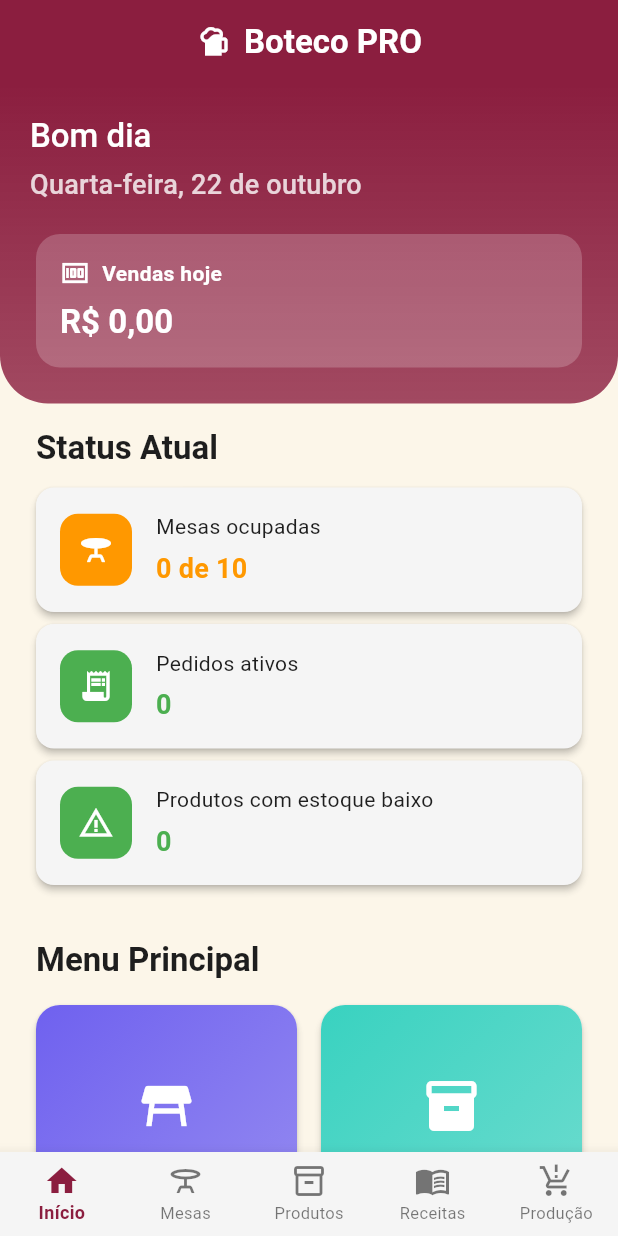
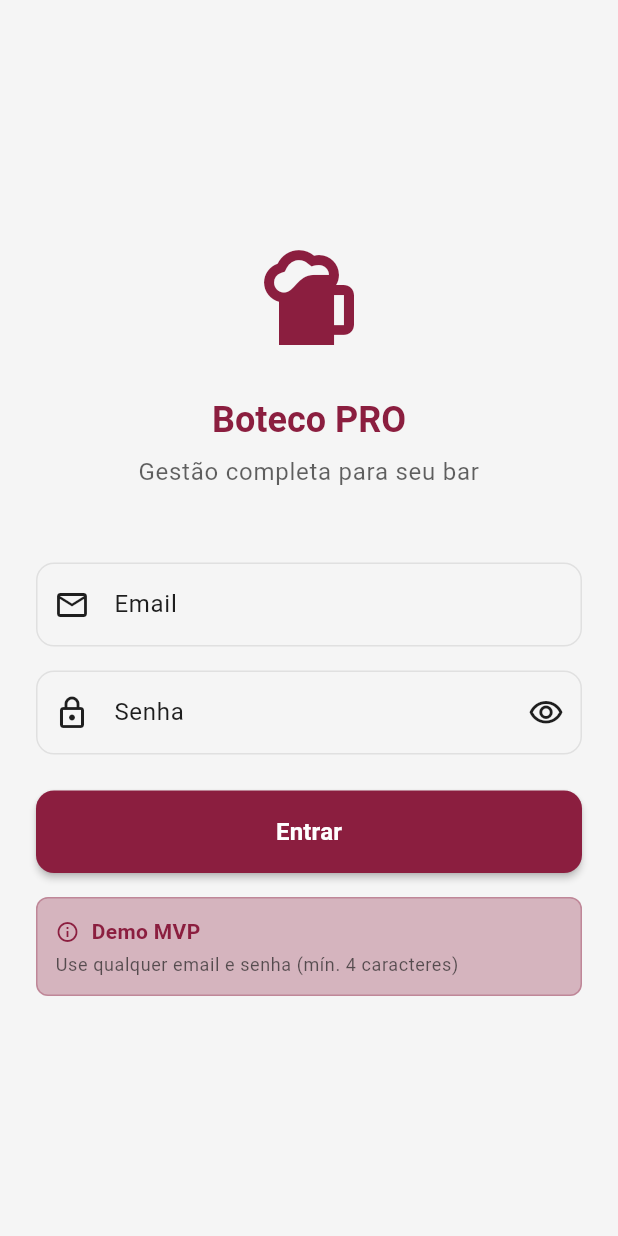
Before and after one commit to Monynha-Softwares/BotecoPro, a Flutter app: the screen it shows after launch, on a phone screen of 412 x 824 dp. Run offline on Flutter 3.47's test engine with Material 3 defaults, Android fonts, the phone set to English and light mode, and no system bars; drawn by our look-alikes of flutter_animate; our stand-ins replace flutter_slidable, shared_preferences.

Commit message:
Add authentication system and improve navigation handling
Co-authored-by: marcelo-m7 <117441129+marcelo-m7@users.noreply.github.com>

```diff
--- /dev/null
+++ b/lib/pages/login_page.dart
@@ -0,0 +1,300 @@
+import 'package:flutter/material.dart';
+import 'package:flutter_animate/flutter_animate.dart';
+import '../services/auth_service.dart';
+
+class LoginPage extends StatefulWidget {
+  const LoginPage({Key? key}) : super(key: key);
+
+  @override
+  State<LoginPage> createState() => _LoginPageState();
+}
+
+class _LoginPageState extends State<LoginPage> {
+  final _formKey = GlobalKey<FormState>();
+  final _emailController = TextEditingController();
+  final _passwordController = TextEditingController();
+  final _authService = AuthService();
+  bool _isLoading = false;
+  bool _obscurePassword = true;
+
+  @override
+  void dispose() {
+    _emailController.dispose();
+    _passwordController.dispose();
+    super.dispose();
+  }
+
+  Future<void> _handleLogin() async {
+    if (!_formKey.currentState!.validate()) {
+      return;
+    }
+
+    setState(() {
+      _isLoading = true;
+    });
+
+    try {
+      final success = await _authService.login(
+        _emailController.text.trim(),
+        _passwordController.text,
+      );
+
+      if (!mounted) return;
+
+      if (success) {
+        // Navigate to home and remove all previous routes
+        Navigator.of(context).pushReplacementNamed('/home');
+      } else {
+        ScaffoldMessenger.of(context).showSnackBar(
+          const SnackBar(
+            content: Text('Credenciais inválidas. Tente novamente.'),
+            backgroundColor: Colors.red,
+          ),
+        );
+      }
+    } catch (e) {
+      if (!mounted) return;
+      ScaffoldMessenger.of(context).showSnackBar(
+        SnackBar(
+          content: Text('Erro ao fazer login: $e'),
+          backgroundColor: Colors.red,
+        ),
+      );
+    } finally {
+      if (mounted) {
+        setState(() {
+          _isLoading = false;
+        });
+      }
+    }
+  }
+
+  @override
+  Widget build(BuildContext context) {
+    return Scaffold(
+      backgroundColor: Theme.of(context).colorScheme.surface,
+      body: SafeArea(
+        child: Center(
+          child: SingleChildScrollView(
+            padding: const EdgeInsets.all(24.0),
+            child: ConstrainedBox(
+              constraints: const BoxConstraints(maxWidth: 400),
+              child: Form(
+                key: _formKey,
+                child: Column(
+                  mainAxisAlignment: MainAxisAlignment.center,
+                  crossAxisAlignment: CrossAxisAlignment.stretch,
+                  children: [
+                    // Logo/Icon
+                    Icon(
+                      Icons.sports_bar,
+                      size: 80,
+                      color: Theme.of(context).colorScheme.primary,
+                    )
+                        .animate()
+                        .fadeIn(duration: const Duration(milliseconds: 600))
+                        .scale(),
+                    const SizedBox(height: 24),
+
+                    // Title
+                    Text(
+                      'Boteco PRO',
+                      style: Theme.of(context).textTheme.headlineMedium!.copyWith(
+                            fontWeight: FontWeight.bold,
+                            color: Theme.of(context).colorScheme.primary,
+                          ),
+                      textAlign: TextAlign.center,
+                    ).animate().fadeIn(
+                        delay: const Duration(milliseconds: 200),
+                        duration: const Duration(milliseconds: 600)),
+                    const SizedBox(height: 8),
+
+                    // Subtitle
+                    Text(
+                      'Gestão completa para seu bar',
+                      style: Theme.of(context).textTheme.bodyLarge!.copyWith(
+                            color: Theme.of(context)
+                                .colorScheme
+                                .onSurface
+                                .withOpacity(0.7),
+                          ),
+                      textAlign: TextAlign.center,
+                    ).animate().fadeIn(
+                        delay: const Duration(milliseconds: 300),
+                        duration: const Duration(milliseconds: 600)),
+                    const SizedBox(height: 48),
+
+                    // Email field
+                    TextFormField(
+                      controller: _emailController,
+                      keyboardType: TextInputType.emailAddress,
+                      enabled: !_isLoading,
+                      decoration: InputDecoration(
+                        labelText: 'Email',
+                        hintText: 'seu@email.com',
+                        prefixIcon: const Icon(Icons.email_outlined),
+                        border: OutlineInputBorder(
+                          borderRadius: BorderRadius.circular(12),
+                        ),
+                        filled: true,
+                        fillColor: Theme.of(context).colorScheme.surface,
+                      ),
+                      validator: (value) {
+                        if (value == null || value.trim().isEmpty) {
+                          return 'Por favor, insira seu email';
+                        }
+                        if (!value.contains('@')) {
+                          return 'Por favor, insira um email válido';
+                        }
+                        return null;
+                      },
+                    )
+                        .animate()
+                        .fadeIn(
+                            delay: const Duration(milliseconds: 400),
+                            duration: const Duration(milliseconds: 600))
+                        .slideX(begin: -0.1, end: 0),
+                    const SizedBox(height: 16),
+
+                    // Password field
+                    TextFormField(
+                      controller: _passwordController,
+                      obscureText: _obscurePassword,
+                      enabled: !_isLoading,
+                      decoration: InputDecoration(
+                        labelText: 'Senha',
+                        hintText: '••••••••',
+                        prefixIcon: const Icon(Icons.lock_outlined),
+                        suffixIcon: IconButton(
+                          icon: Icon(
+                            _obscurePassword
+                                ? Icons.visibility_outlined
+                                : Icons.visibility_off_outlined,
+                          ),
+                          onPressed: () {
+                            setState(() {
+                              _obscurePassword = !_obscurePassword;
+                            });
+                          },
+                        ),
+                        border: OutlineInputBorder(
+                          borderRadius: BorderRadius.circular(12),
+                        ),
+                        filled: true,
+                        fillColor: Theme.of(context).colorScheme.surface,
+                      ),
+                      validator: (value) {
+                        if (value == null || value.isEmpty) {
+                          return 'Por favor, insira sua senha';
+                        }
+                        if (value.length < 4) {
+                          return 'Senha deve ter no mínimo 4 caracteres';
+                        }
+                        return null;
+                      },
+                    )
+                        .animate()
+                        .fadeIn(
+                            delay: const Duration(milliseconds: 500),
+                            duration: const Duration(milliseconds: 600))
+                        .slideX(begin: -0.1, end: 0),
+                    const SizedBox(height: 24),
+
+                    // Login button
+                    ElevatedButton(
+                      onPressed: _isLoading ? null : _handleLogin,
+                      style: ElevatedButton.styleFrom(
+                        backgroundColor: Theme.of(context).colorScheme.primary,
+                        foregroundColor: Theme.of(context).colorScheme.onPrimary,
+                        padding: const EdgeInsets.symmetric(vertical: 16),
+                        shape: RoundedRectangleBorder(
+                          borderRadius: BorderRadius.circular(12),
+                        ),
+                        elevation: 2,
+                      ),
+                      child: _isLoading
+                          ? SizedBox(
+                              height: 20,
+                              width: 20,
+                              child: CircularProgressIndicator(
+                                strokeWidth: 2,
+                                valueColor: AlwaysStoppedAnimation<Color>(
+                                  Theme.of(context).colorScheme.onPrimary,
+                                ),
+                              ),
+                            )
+                          : const Text(
+                              'Entrar',
+                              style: TextStyle(
+                                fontSize: 16,
+                                fontWeight: FontWeight.bold,
+                              ),
+                            ),
+                    )
+                        .animate()
+                        .fadeIn(
+                            delay: const Duration(milliseconds: 600),
+                            duration: const Duration(milliseconds: 600))
+                        .slideY(begin: 0.1, end: 0),
+                    const SizedBox(height: 16),
+
+                    // Demo credentials info
+                    Container(
+                      padding: const EdgeInsets.all(12),
+                      decoration: BoxDecoration(
+                        color: Theme.of(context)
+                            .colorScheme
+                            .primaryContainer
+                            .withOpacity(0.3),
+                        borderRadius: BorderRadius.circular(8),
+                        border: Border.all(
+                          color: Theme.of(context).colorScheme.primary.withOpacity(0.3),
+                        ),
+                      ),
+                      child: Column(
+                        crossAxisAlignment: CrossAxisAlignment.start,
+                        children: [
+                          Row(
+                            children: [
+                              Icon(
+                                Icons.info_outline,
+                                size: 16,
+                                color: Theme.of(context).colorScheme.primary,
+                              ),
+                              const SizedBox(width: 8),
+                              Text(
+                                'Demo MVP',
+                                style: TextStyle(
+                                  fontWeight: FontWeight.bold,
+                                  color: Theme.of(context).colorScheme.primary,
+                                ),
+                              ),
+                            ],
+                          ),
+                          const SizedBox(height: 4),
+                          Text(
+                            'Use qualquer email e senha (mín. 4 caracteres)',
+                            style: Theme.of(context).textTheme.bodySmall!.copyWith(
+                                  color: Theme.of(context)
+                                      .colorScheme
+                                      .onSurface
+                                      .withOpacity(0.7),
+                                ),
+                          ),
+                        ],
+                      ),
+                    )
+                        .animate()
+                        .fadeIn(
+                            delay: const Duration(milliseconds: 700),
+                            duration: const Duration(milliseconds: 600)),
+                  ],
+                ),
+              ),
+            ),
+          ),
+        ),
+      ),
+    );
+  }
+}
--- /dev/null
+++ b/lib/services/auth_service.dart
@@ -0,0 +1,54 @@
+import 'package:shared_preferences/shared_preferences.dart';
+
+/// Simple authentication service for BotecoPro MVP
+/// Uses SharedPreferences for session management
+class AuthService {
+  static final AuthService _instance = AuthService._internal();
+  factory AuthService() => _instance;
+  AuthService._internal();
+
+  static const String _isLoggedInKey = 'is_logged_in';
+  static const String _userNameKey = 'user_name';
+  static const String _userEmailKey = 'user_email';
+
+  /// Check if user is logged in
+  Future<bool> isLoggedIn() async {
+    final prefs = await SharedPreferences.getInstance();
+    return prefs.getBool(_isLoggedInKey) ?? false;
+  }
+
+  /// Get current user name
+  Future<String?> getUserName() async {
+    final prefs = await SharedPreferences.getInstance();
+    return prefs.getString(_userNameKey);
+  }
+
+  /// Get current user email
+  Future<String?> getUserEmail() async {
+    final prefs = await SharedPreferences.getInstance();
+    return prefs.getString(_userEmailKey);
+  }
+
+  /// Login user (simple demonstration - no real authentication)
+  Future<bool> login(String email, String password) async {
+    // For MVP, accept any non-empty credentials
+    if (email.isEmpty || password.isEmpty) {
+      return false;
+    }
+
+    final prefs = await SharedPreferences.getInstance();
+    await prefs.setBool(_isLoggedInKey, true);
+    await prefs.setString(_userEmailKey, email);
+    await prefs.setString(_userNameKey, email.split('@').first);
+
+    return true;
+  }
+
+  /// Logout user
+  Future<void> logout() async {
+    final prefs = await SharedPreferences.getInstance();
+    await prefs.setBool(_isLoggedInKey, false);
+    await prefs.remove(_userNameKey);
+    await prefs.remove(_userEmailKey);
+  }
+}
```
Also changed, not shown: lib/main.dart (+69 -10 lines), lib/pages/home_page.dart (+59 -3 lines).
